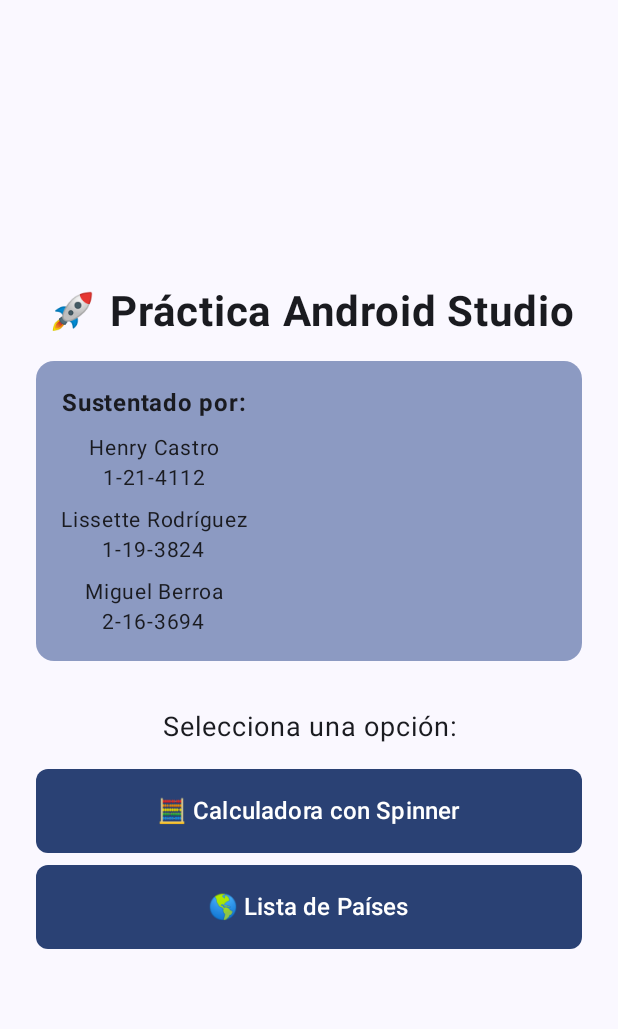
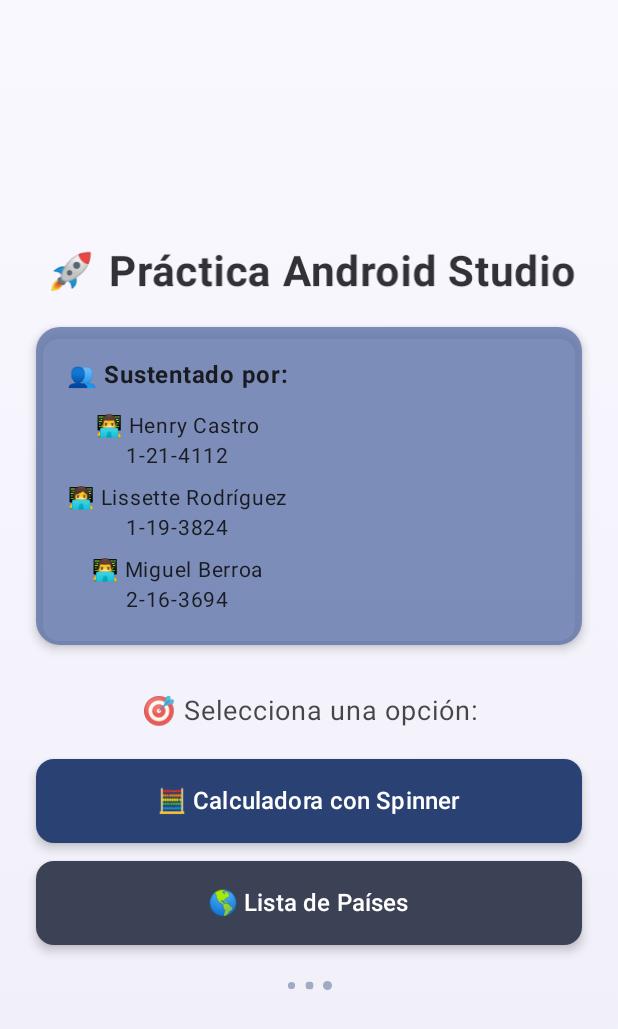
Before and after one commit to victortejeda/Calculetorandcountry, an Android app built with Jetpack Compose: the screen it shows after launch (MainActivity), on a phone screen of 412 x 824 dp. Shown: the top 1029 px of the screen. Run offline under Robolectric (Android 15) with nearby library versions, the phone set to English and light mode, and no system bars; 1 statement that could not run was skipped.

Commit message:
Corregir imports y agregar animaciones mejoradas al MenuScreen

```diff
--- a/app/src/main/java/com/example/myapplication15/MainActivity.kt
+++ b/app/src/main/java/com/example/myapplication15/MainActivity.kt
@@ -40,8 +40,11 @@ import androidx.compose.material.icons.filled.KeyboardArrowDown
 import androidx.compose.material3.Icon
 import androidx.compose.animation.core.animateFloatAsState
 import androidx.compose.animation.core.tween
-import androidx.compose.animation.core.animateDpAsState
-import androidx.compose.animation.core.animateColorAsState
+import androidx.compose.animation.core.animateIntAsState
+import androidx.compose.animation.core.animateFloat
+import androidx.compose.animation.core.rememberInfiniteTransition
+import androidx.compose.animation.core.repeatable
+import androidx.compose.animation.core.infiniteRepeatable
 import androidx.compose.foundation.background
 import androidx.compose.foundation.layout.Box
 import androidx.compose.foundation.layout.size
@@ -49,8 +52,12 @@ import androidx.compose.foundation.shape.CircleShape
 import androidx.compose.foundation.shape.RoundedCornerShape
 import androidx.compose.ui.draw.clip
 import androidx.compose.ui.draw.scale
+import androidx.compose.ui.draw.alpha
 import androidx.compose.ui.graphics.Brush
 import androidx.compose.ui.graphics.Color
+import androidx.compose.ui.text.style.TextAlign
+import androidx.compose.ui.unit.dp
+import androidx.compose.ui.unit.sp
 import androidx.compose.runtime.Composable
 import androidx.compose.runtime.getValue
 import androidx.compose.runtime.mutableStateOf
@@ -110,65 +117,103 @@ fun AppNavigation(modifier: Modifier = Modifier) {
 
 @Composable
 fun MenuScreen(navController: NavController) {
-    // Animación simple y sutil
-    val scale by animateFloatAsState(
+    // Animaciones mejoradas
+    val titleScale by animateFloatAsState(
         targetValue = 1f,
-        animationSpec = tween(durationMillis = 500),
-        label = "scale"
+        animationSpec = tween(durationMillis = 800),
+        label = "titleScale"
+    )
+
+    val cardScale by animateFloatAsState(
+        targetValue = 1f,
+        animationSpec = tween(durationMillis = 600, delayMillis = 200),
+        label = "cardScale"
+    )
+
+    val buttonScale by animateFloatAsState(
+        targetValue = 1f,
+        animationSpec = tween(durationMillis = 500, delayMillis = 400),
+        label = "buttonScale"
+    )
+
+    // Animación de pulso para el título
+    val infiniteTransition = rememberInfiniteTransition(label = "pulse")
+    val pulseScale by infiniteTransition.animateFloat(
+        initialValue = 1f,
+        targetValue = 1.05f,
+        animationSpec = infiniteRepeatable(
+            animation = tween(1000),
+            repeatMode = repeatable.RepeatMode.Reverse
+        ),
+        label = "pulse"
     )
 
     Column(
         modifier = Modifier
             .fillMaxSize()
+            .background(
+                Brush.verticalGradient(
+                    colors = listOf(
+                        MaterialTheme.colorScheme.surface,
+                        MaterialTheme.colorScheme.primary.copy(alpha = 0.05f)
+                    )
+                )
+            )
             .padding(24.dp),
         horizontalAlignment = Alignment.CenterHorizontally,
         verticalArrangement = Arrangement.Center
     ) {
+        // Título con animación de pulso
         Text(
             text = "🚀 Práctica Android Studio",
             fontSize = 28.sp,
             fontWeight = FontWeight.Bold,
             textAlign = TextAlign.Center,
-            modifier = Modifier.scale(scale)
+            modifier = Modifier
+                .scale(titleScale * pulseScale)
+                .alpha(0.9f)
         )
 
-        Spacer(modifier = Modifier.height(16.dp))
+        Spacer(modifier = Modifier.height(20.dp))
 
-        // Sección de créditos simple
+        // Tarjeta de créditos con animación
         Card(
-            modifier = Modifier.fillMaxWidth(),
+            modifier = Modifier
+                .fillMaxWidth()
+                .scale(cardScale),
             colors = CardDefaults.cardColors(
-                containerColor = MaterialTheme.colorScheme.primaryContainer.copy(alpha = 0.7f)
+                containerColor = MaterialTheme.colorScheme.primaryContainer.copy(alpha = 0.8f)
             ),
-            shape = RoundedCornerShape(12.dp)
+            shape = RoundedCornerShape(16.dp),
+            elevation = CardDefaults.cardElevation(defaultElevation = 4.dp)
         ) {
             Column(
-                modifier = Modifier.padding(16.dp),
+                modifier = Modifier.padding(20.dp),
                 horizontalAlignment = Alignment.CenterHorizontally
             ) {
                 Text(
-                    text = "Sustentado por:",
+                    text = "👥 Sustentado por:",
                     fontSize = 16.sp,
                     fontWeight = FontWeight.Bold,
                     textAlign = TextAlign.Center
                 )
-                Spacer(modifier = Modifier.height(8.dp))
+                Spacer(modifier = Modifier.height(12.dp))
                 Text(
-                    text = "Henry Castro\n1-21-4112",
+                    text = "👨‍💻 Henry Castro\n1-21-4112",
                     fontSize = 14.sp,
                     textAlign = TextAlign.Center,
                     lineHeight = 20.sp
                 )
                 Spacer(modifier = Modifier.height(8.dp))
                 Text(
-                    text = "Lissette Rodríguez\n1-19-3824",
+                    text = "👩‍💻 Lissette Rodríguez\n1-19-3824",
                     fontSize = 14.sp,
                     textAlign = TextAlign.Center,
                     lineHeight = 20.sp
                 )
                 Spacer(modifier = Modifier.height(8.dp))
                 Text(
-                    text = "Miguel Berroa\n2-16-3694",
+                    text = "👨‍💻 Miguel Berroa\n2-16-3694",
                     fontSize = 14.sp,
                     textAlign = TextAlign.Center,
                     lineHeight = 20.sp
@@ -179,34 +224,66 @@ fun MenuScreen(navController: NavController) {
         Spacer(modifier = Modifier.height(32.dp))
 
         Text(
-            text = "Selecciona una opción:",
+            text = "🎯 Selecciona una opción:",
             fontSize = 18.sp,
-            textAlign = TextAlign.Center
+            textAlign = TextAlign.Center,
+            modifier = Modifier.alpha(0.8f)
         )
 
-        Spacer(modifier = Modifier.height(16.dp))
+        Spacer(modifier = Modifier.height(20.dp))
 
-        // Botones simples
+        // Botones con animaciones
         Button(
             onClick = { navController.navigate("calculator") },
             modifier = Modifier
                 .fillMaxWidth()
-                .height(56.dp),
-            shape = RoundedCornerShape(8.dp)
+                .height(56.dp)
+                .scale(buttonScale),
+            colors = androidx.compose.material3.ButtonDefaults.buttonColors(
+                containerColor = MaterialTheme.colorScheme.primary,
+                contentColor = MaterialTheme.colorScheme.onPrimary
+            ),
+            shape = RoundedCornerShape(12.dp),
+            elevation = androidx.compose.material3.ButtonDefaults.buttonElevation(defaultElevation = 4.dp)
         ) {
-            Text(text = "🧮 Calculadora con Spinner", fontSize = 16.sp)
+            Text(text = "🧮 Calculadora con Spinner", fontSize = 16.sp, fontWeight = FontWeight.Medium)
         }
 
-        Spacer(modifier = Modifier.height(8.dp))
+        Spacer(modifier = Modifier.height(12.dp))
 
         Button(
             onClick = { navController.navigate("countries") },
             modifier = Modifier
                 .fillMaxWidth()
-                .height(56.dp),
-            shape = RoundedCornerShape(8.dp)
+                .height(56.dp)
+                .scale(buttonScale),
+            colors = androidx.compose.material3.ButtonDefaults.buttonColors(
+                containerColor = MaterialTheme.colorScheme.secondary,
+                contentColor = MaterialTheme.colorScheme.onSecondary
+            ),
+            shape = RoundedCornerShape(12.dp),
+            elevation = androidx.compose.material3.ButtonDefaults.buttonElevation(defaultElevation = 4.dp)
         ) {
-            Text(text = "🌎 Lista de Países", fontSize = 16.sp)
+            Text(text = "🌎 Lista de Países", fontSize = 16.sp, fontWeight = FontWeight.Medium)
+        }
+
+        // Elementos decorativos sutiles
+        Spacer(modifier = Modifier.height(24.dp))
+
+        Row(
+            horizontalArrangement = Arrangement.spacedBy(6.dp)
+        ) {
+            repeat(3) { index ->
+                Box(
+                    modifier = Modifier
+                        .size(6.dp)
+                        .scale(pulseScale * (0.8f + index * 0.1f))
+                        .clip(CircleShape)
+                        .background(
+                            MaterialTheme.colorScheme.primary.copy(alpha = 0.4f)
+                        )
+                )
+            }
         }
     }
 }
```
